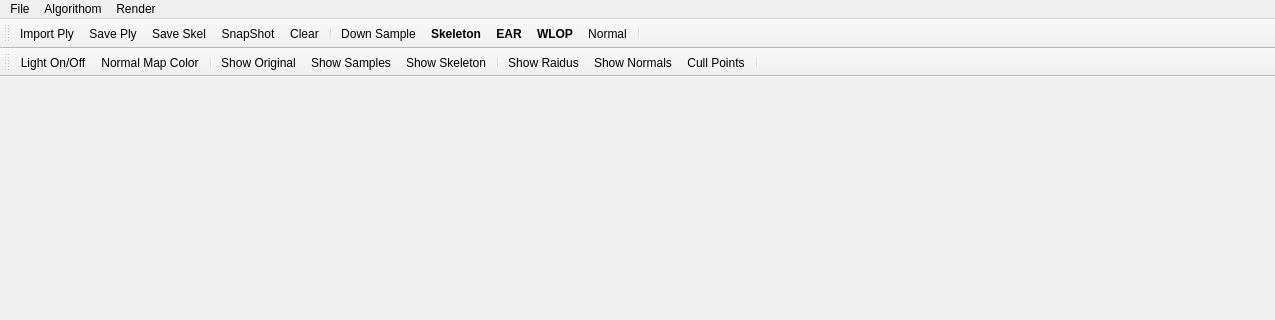
This is point-cloud-2015/mainwindow.ui in sunwaylive/Point-Cloud-Processing-2015 as Qt 5 draws it before an edit; both pictures show x 0 to 1275 and y 0 to 320 of the 1275 by 573 pixel window. The edited form follows.
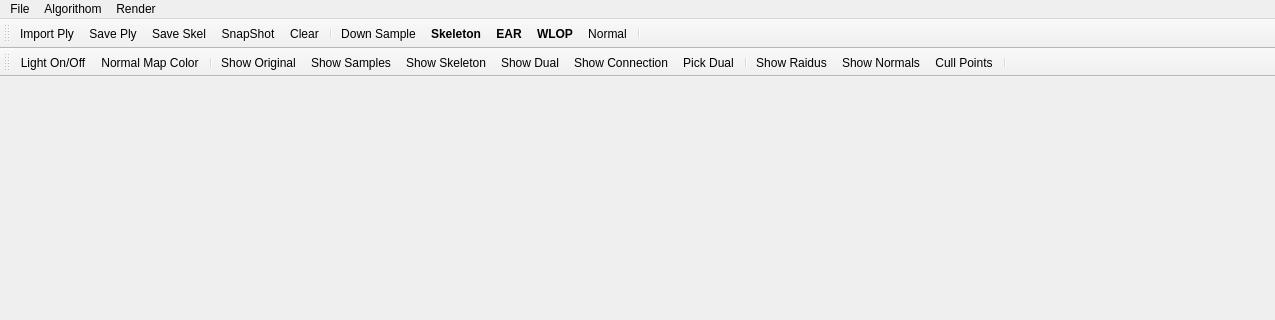
This is the edited form. Icons and pictures are not drawn.

Diff of the .ui file:
```diff
--- a/point-cloud-2015/mainwindow.ui
+++ b/point-cloud-2015/mainwindow.ui
@@ -232,6 +232,9 @@
    <addaction name="actionShow_Original"/>
    <addaction name="actionShow_Samples"/>
    <addaction name="actionShow_Skeleton"/>
+   <addaction name="actionShow_Dual"/>
+   <addaction name="actionShow_Connection"/>
+   <addaction name="actionPick_Dual"/>
    <addaction name="separator"/>
    <addaction name="actionShow_Neighborhood_Ball"/>
    <addaction name="actionShow_Normals"/>
@@ -692,6 +695,30 @@
     <string>Switch Sample DualSample</string>
    </property>
   </action>
+  <action name="actionShow_Dual">
+   <property name="checkable">
+    <bool>true</bool>
+   </property>
+   <property name="text">
+    <string>Show Dual</string>
+   </property>
+  </action>
+  <action name="actionShow_Connection">
+   <property name="checkable">
+    <bool>true</bool>
+   </property>
+   <property name="text">
+    <string>Show Connection</string>
+   </property>
+  </action>
+  <action name="actionPick_Dual">
+   <property name="checkable">
+    <bool>true</bool>
+   </property>
+   <property name="text">
+    <string>Pick Dual</string>
+   </property>
+  </action>
  </widget>
  <layoutdefault spacing="6" margin="11"/>
  <resources>
```
Left out of the diff: 3 changed lines with no effect on the pictures.
